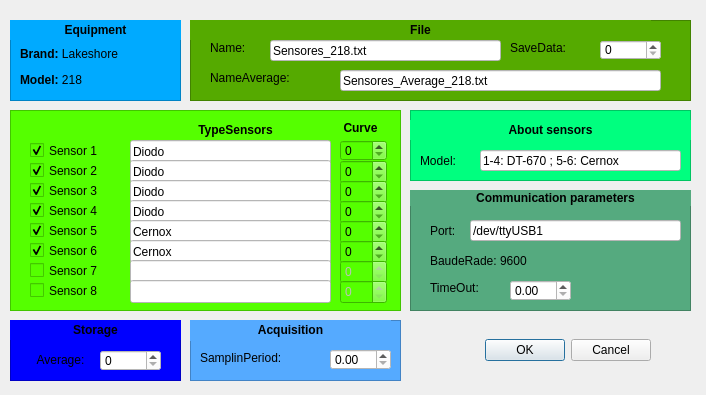
Before: the Qt Designer form MonTemp/segunda.ui in Julian-RC/Inter-Mon-Temp, drawn with Qt 5.
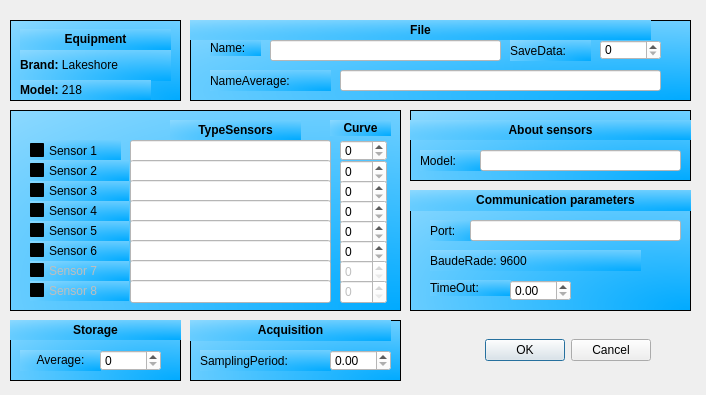
After: the same form once the commit is applied.

What changed in the file:
```diff
--- a/MonTemp/segunda.ui
+++ b/MonTemp/segunda.ui
@@ -39,7 +39,7 @@
     </rect>
    </property>
    <property name="styleSheet">
-    <string notr="true">background-color: rgb(0, 170, 255);
+    <string notr="true">background-color: qradialgradient(spread:pad, cx:0.531, cy:0.664773, radius:2, fx:1, fy:1, stop:0 rgba(0, 170, 255, 255), stop:1 rgba(255, 255, 255, 255));
 font: 12pt &quot;Sans Serif&quot;;</string>
    </property>
    <property name="frameShape">
@@ -52,11 +52,14 @@
     <property name="geometry">
      <rect>
       <x>10</x>
-      <y>19</y>
+      <y>30</y>
       <width>151</width>
       <height>31</height>
      </rect>
     </property>
+    <property name="styleSheet">
+     <string notr="true">background-color: a(0);</string>
+    </property>
     <property name="text">
      <string>&lt;html&gt;&lt;head/&gt;&lt;body&gt;&lt;p&gt;&lt;span style=&quot; font-weight:600;&quot;&gt;Brand:&lt;/span&gt; Lakeshore&lt;/p&gt;&lt;/body&gt;&lt;/html&gt;</string>
     </property>
@@ -65,11 +68,14 @@
     <property name="geometry">
      <rect>
       <x>10</x>
-      <y>50</y>
+      <y>60</y>
       <width>131</width>
       <height>20</height>
      </rect>
     </property>
+    <property name="styleSheet">
+     <string notr="true">background-color: a(0);</string>
+    </property>
     <property name="text">
      <string>&lt;html&gt;&lt;head/&gt;&lt;body&gt;&lt;p&gt;&lt;span style=&quot; font-weight:600;&quot;&gt;Model: &lt;/span&gt;218&lt;/p&gt;&lt;/body&gt;&lt;/html&gt;</string>
     </property>
@@ -77,12 +83,15 @@
    <widget class="QLabel" name="label_3">
     <property name="geometry">
      <rect>
-      <x>0</x>
-      <y>0</y>
-      <width>171</width>
-      <height>20</height>
+      <x>10</x>
+      <y>9</y>
+      <width>151</width>
+      <height>21</height>
      </rect>
     </property>
+    <property name="styleSheet">
+     <string notr="true">background-color: a(0);</string>
+    </property>
     <property name="text">
      <string>&lt;html&gt;&lt;head/&gt;&lt;body&gt;&lt;p align=&quot;center&quot;&gt;&lt;span style=&quot; font-weight:600;&quot;&gt;Equipment&lt;/span&gt;&lt;/p&gt;&lt;/body&gt;&lt;/html&gt;</string>
     </property>
@@ -101,7 +110,7 @@
     </rect>
    </property>
    <property name="styleSheet">
-    <string notr="true">background-color: rgb(85, 255, 0);
+    <string notr="true">background-color: qradialgradient(spread:pad, cx:0.531, cy:0.664773, radius:2, fx:1, fy:1, stop:0 rgba(0, 170, 255, 255), stop:1 rgba(255, 255, 255, 255));
 font: 12pt &quot;Sans Serif&quot;;</string>
    </property>
    <property name="frameShape">
@@ -110,7 +119,7 @@
    <property name="frameShadow">
     <enum>QFrame::Raised</enum>
    </property>
-   <widget class="QCheckBox" name="sensor1">
+   <widget class="QCheckBox" name="sensor1_on">
     <property name="geometry">
      <rect>
       <x>20</x>
@@ -119,6 +128,9 @@
       <height>21</height>
      </rect>
     </property>
+    <property name="styleSheet">
+     <string notr="true">background-color: a(0);</string>
+    </property>
     <property name="text">
      <string>Sensor 1</string>
     </property>
@@ -126,7 +138,7 @@
      <bool>true</bool>
     </property>
    </widget>
-   <widget class="QCheckBox" name="sensor2">
+   <widget class="QCheckBox" name="sensor2_on">
     <property name="geometry">
      <rect>
       <x>20</x>
@@ -135,6 +147,9 @@
       <height>21</height>
      </rect>
     </property>
+    <property name="styleSheet">
+     <string notr="true">background-color: a(0);</string>
+    </property>
     <property name="text">
      <string>Sensor 2</string>
     </property>
@@ -142,7 +157,7 @@
      <bool>true</bool>
     </property>
    </widget>
-   <widget class="QCheckBox" name="sensor3">
+   <widget class="QCheckBox" name="sensor3_on">
     <property name="geometry">
      <rect>
       <x>20</x>
@@ -151,6 +166,9 @@
       <height>21</height>
      </rect>
     </property>
+    <property name="styleSheet">
+     <string notr="true">background-color: a(0);</string>
+    </property>
     <property name="text">
      <string>Sensor 3</string>
     </property>
@@ -158,7 +176,7 @@
      <bool>true</bool>
     </property>
    </widget>
-   <widget class="QCheckBox" name="sensor4">
+   <widget class="QCheckBox" name="sensor4_on">
     <property name="geometry">
      <rect>
       <x>20</x>
@@ -167,6 +185,9 @@
       <height>21</height>
      </rect>
     </property>
+    <property name="styleSheet">
+     <string notr="true">background-color: a(0);</string>
+    </property>
     <property name="text">
      <string>Sensor 4</string>
     </property>
@@ -174,7 +195,7 @@
      <bool>true</bool>
     </property>
    </widget>
-   <widget class="QCheckBox" name="sensor5">
+   <widget class="QCheckBox" name="sensor5_on">
     <property name="geometry">
      <rect>
       <x>20</x>
@@ -183,6 +204,9 @@
       <height>21</height>
      </rect>
     </property>
+    <property name="styleSheet">
+     <string notr="true">background-color: a(0);</string>
+    </property>
     <property name="text">
      <string>Sensor 5</string>
     </property>
@@ -190,7 +214,7 @@
      <bool>true</bool>
     </property>
    </widget>
-   <widget class="QCheckBox" name="sensor6">
+   <widget class="QCheckBox" name="sensor6_on">
     <property name="geometry">
      <rect>
       <x>20</x>
@@ -199,6 +223,9 @@
       <height>21</height>
      </rect>
     </property>
+    <property name="styleSheet">
+     <string notr="true">background-color: a(0);</string>
+    </property>
     <property name="text">
      <string>Sensor 6</string>
     </property>
@@ -215,11 +242,17 @@
       <height>20</height>
      </rect>
     </property>
+    <property name="styleSheet">
+     <string notr="true">background-color: a(0);</string>
+    </property>
     <property name="text">
      <string>&lt;html&gt;&lt;head/&gt;&lt;body&gt;&lt;p align=&quot;center&quot;&gt;&lt;span style=&quot; font-weight:600;&quot;&gt;TypeSensors&lt;/span&gt;&lt;/p&gt;&lt;/body&gt;&lt;/html&gt;</string>
     </property>
    </widget>
-   <widget class="QCheckBox" name="sensor7">
+   <widget class="QCheckBox" name="sensor7_on">
+    <property name="enabled">
+     <bool>false</bool>
+    </property>
     <property name="geometry">
      <rect>
       <x>20</x>
@@ -228,11 +261,17 @@
       <height>21</height>
      </rect>
     </property>
+    <property name="styleSheet">
+     <string notr="true">background-color: a(0);</string>
+    </property>
     <property name="text">
      <string>Sensor 7</string>
     </property>
    </widget>
-   <widget class="QCheckBox" name="sensor8">
+   <widget class="QCheckBox" name="sensor8_on">
+    <property name="enabled">
+     <bool>false</bool>
+    </property>
     <property name="geometry">
      <rect>
       <x>20</x>
@@ -241,6 +280,9 @@
       <height>21</height>
      </rect>
     </property>
+    <property name="styleSheet">
+     <string notr="true">background-color: a(0);</string>
+    </property>
     <property name="text">
      <string>Sensor 8</string>
     </property>
@@ -254,11 +296,14 @@
       <height>16</height>
      </rect>
     </property>
+    <property name="styleSheet">
+     <string notr="true">background-color: a(0);</string>
+    </property>
     <property name="text">
      <string>&lt;html&gt;&lt;head/&gt;&lt;body&gt;&lt;p align=&quot;center&quot;&gt;&lt;span style=&quot; font-weight:600;&quot;&gt;Curve&lt;/span&gt;&lt;/p&gt;&lt;/body&gt;&lt;/html&gt;</string>
     </property>
    </widget>
-   <widget class="QSpinBox" name="spinBox">
+   <widget class="QSpinBox" name="curve1">
     <property name="geometry">
      <rect>
       <x>330</x>
@@ -267,8 +312,11 @@
       <height>21</height>
      </rect>
     </property>
+    <property name="styleSheet">
+     <string notr="true">background-color: rgb(255, 255, 255);</string>
+    </property>
    </widget>
-   <widget class="QSpinBox" name="spinBox_2">
+   <widget class="QSpinBox" name="curve2">
     <property name="geometry">
      <rect>
       <x>330</x>
@@ -277,8 +325,11 @@
       <height>24</height>
      </rect>
     </property>
+    <property name="styleSheet">
+     <string notr="true">background-color: rgb(255, 255, 255);</string>
+    </property>
    </widget>
-   <widget class="QSpinBox" name="spinBox_3">
+   <widget class="QSpinBox" name="curve3">
     <property name="geometry">
      <rect>
       <x>330</x>
@@ -287,8 +338,11 @@
       <height>24</height>
      </rect>
     </property>
+    <property name="styleSheet">
+     <string notr="true">background-color: rgb(255, 255, 255);</string>
+    </property>
    </widget>
-   <widget class="QSpinBox" name="spinBox_4">
+   <widget class="QSpinBox" name="curve4">
     <property name="geometry">
      <rect>
       <x>330</x>
@@ -297,8 +351,11 @@
       <height>24</height>
      </rect>
     </property>
+    <property name="styleSheet">
+     <string notr="true">background-color: rgb(255, 255, 255);</string>
+    </property>
    </widget>
-   <widget class="QSpinBox" name="spinBox_5">
+   <widget class="QSpinBox" name="curve5">
     <property name="geometry">
      <rect>
       <x>330</x>
@@ -307,8 +364,11 @@
       <height>24</height>
      </rect>
     </property>
+    <property name="styleSheet">
+     <string notr="true">background-color: rgb(255, 255, 255);</string>
+    </property>
    </widget>
-   <widget class="QSpinBox" name="spinBox_6">
+   <widget class="QSpinBox" name="curve6">
     <property name="geometry">
      <rect>
       <x>330</x>
@@ -317,8 +377,11 @@
       <height>24</height>
      </rect>
     </property>
+    <property name="styleSheet">
+     <string notr="true">background-color: rgb(255, 255, 255);</string>
+    </property>
    </widget>
-   <widget class="QSpinBox" name="spinBox_7">
+   <widget class="QSpinBox" name="curve7">
     <property name="enabled">
      <bool>false</bool>
     </property>
@@ -330,8 +393,11 @@
       <height>24</height>
      </rect>
     </property>
+    <property name="styleSheet">
+     <string notr="true">background-color: rgb(255, 255, 255);</string>
+    </property>
    </widget>
-   <widget class="QSpinBox" name="spinBox_8">
+   <widget class="QSpinBox" name="curve8">
     <property name="enabled">
      <bool>false</bool>
     </property>
@@ -343,8 +409,11 @@
       <height>24</height>
      </rect>
     </property>
+    <property name="styleSheet">
+     <string notr="true">background-color: rgb(255, 255, 255);</string>
+    </property>
    </widget>
-   <widget class="QLineEdit" name="lineEdit">
+   <widget class="QLineEdit" name="sensor1">
     <property name="geometry">
      <rect>
       <x>120</x>
@@ -358,10 +427,10 @@
 font: 10pt &quot;Sans Serif&quot;;</string>
     </property>
     <property name="text">
-     <string>Diodo</string>
+     <string/>
     </property>
    </widget>
-   <widget class="QLineEdit" name="lineEdit_2">
+   <widget class="QLineEdit" name="sensor2">
     <property name="geometry">
      <rect>
       <x>120</x>
@@ -375,10 +444,10 @@
 font: 10pt &quot;Sans Serif&quot;;</string>
     </property>
     <property name="text">
-     <string>Diodo</string>
+     <string/>
     </property>
    </widget>
-   <widget class="QLineEdit" name="lineEdit_3">
+   <widget class="QLineEdit" name="sensor3">
     <property name="geometry">
      <rect>
       <x>120</x>
@@ -392,10 +461,10 @@
 font: 10pt &quot;Sans Serif&quot;;</string>
     </property>
     <property name="text">
-     <string>Diodo</string>
+     <string/>
     </property>
    </widget>
-   <widget class="QLineEdit" name="lineEdit_4">
+   <widget class="QLineEdit" name="sensor4">
     <property name="geometry">
      <rect>
       <x>120</x>
@@ -409,10 +478,10 @@
 font: 10pt &quot;Sans Serif&quot;;</string>
     </property>
     <property name="text">
-     <string>Diodo</string>
+     <string/>
     </property>
    </widget>
-   <widget class="QLineEdit" name="lineEdit_5">
+   <widget class="QLineEdit" name="sensor5">
     <property name="geometry">
      <rect>
       <x>120</x>
@@ -427,10 +496,10 @@
 </string>
     </property>
     <property name="text">
-     <string>Cernox</string>
+     <string/>
     </property>
    </widget>
-   <widget class="QLineEdit" name="lineEdit_6">
+   <widget class="QLineEdit" name="sensor6">
     <property name="geometry">
      <rect>
       <x>120</x>
@@ -444,10 +513,10 @@
 font: 10pt &quot;Sans Serif&quot;;</string>
     </property>
     <property name="text">
-     <string>Cernox</string>
+     <string/>
     </property>
    </widget>
-   <widget class="QLineEdit" name="lineEdit_7">
+   <widget class="QLineEdit" name="sensor7">
     <property name="enabled">
      <bool>false</bool>
     </property>
@@ -464,7 +533,7 @@
 font: 10pt &quot;Sans Serif&quot;;</string>
     </property>
    </widget>
-   <widget class="QLineEdit" name="lineEdit_8">
+   <widget class="QLineEdit" name="sensor8">
     <property name="enabled">
      <bool>false</bool>
     </property>
@@ -481,32 +550,32 @@
 font: 10pt &quot;Sans Serif&quot;;</string>
     </property>
    </widget>
-   <zorder>sensor1</zorder>
-   <zorder>sensor8</zorder>
-   <zorder>sensor7</zorder>
-   <zorder>sensor6</zorder>
-   <zorder>sensor5</zorder>
-   <zorder>sensor4</zorder>
-   <zorder>sensor3</zorder>
-   <zorder>sensor2</zorder>
+   <zorder>sensor1_on</zorder>
+   <zorder>sensor8_on</zorder>
+   <zorder>sensor7_on</zorder>
+   <zorder>sensor6_on</zorder>
+   <zorder>sensor5_on</zorder>
+   <zorder>sensor4_on</zorder>
+   <zorder>sensor3_on</zorder>
+   <zorder>sensor2_on</zorder>
    <zorder>label_4</zorder>
    <zorder>label_13</zorder>
-   <zorder>spinBox</zorder>
-   <zorder>spinBox_2</zorder>
-   <zorder>spinBox_3</zorder>
-   <zorder>spinBox_4</zorder>
-   <zorder>spinBox_5</zorder>
-   <zorder>spinBox_6</zorder>
-   <zorder>spinBox_7</zorder>
-   <zorder>spinBox_8</zorder>
-   <zorder>lineEdit</zorder>
-   <zorder>lineEdit_2</zorder>
-   <zorder>lineEdit_3</zorder>
-   <zorder>lineEdit_4</zorder>
-   <zorder>lineEdit_5</zorder>
-   <zorder>lineEdit_6</zorder>
-   <zorder>lineEdit_7</zorder>
-   <zorder>lineEdit_8</zorder>
+   <zorder>curve1</zorder>
+   <zorder>curve2</zorder>
+   <zorder>curve3</zorder>
+   <zorder>curve4</zorder>
+   <zorder>curve5</zorder>
+   <zorder>curve6</zorder>
+   <zorder>curve7</zorder>
+   <zorder>curve8</zorder>
+   <zorder>sensor1</zorder>
+   <zorder>sensor2</zorder>
+   <zorder>sensor3</zorder>
+   <zorder>sensor4</zorder>
+   <zorder>sensor5</zorder>
+   <zorder>sensor6</zorder>
+   <zorder>sensor7</zorder>
+   <zorder>sensor8</zorder>
   </widget>
   <widget class="QFrame" name="frame_3">
    <property name="geometry">
@@ -518,7 +587,7 @@
     </rect>
    </property>
    <property name="styleSheet">
-    <string notr="true">background-color: rgb(85, 170, 0);
+    <string notr="true">background-color: qradialgradient(spread:pad, cx:0.531, cy:0.664773, radius:2, fx:1, fy:1, stop:0 rgba(0, 170, 255, 255), stop:1 rgba(255, 255, 255, 255));
 font: 12pt &quot;Sans Serif&quot;;</string>
    </property>
    <property name="frameShape">
@@ -536,6 +605,9 @@
       <height>20</height>
      </rect>
     </property>
+    <property name="styleSheet">
+     <string notr="true">background-color: a(0);</string>
+    </property>
     <property name="text">
      <string>&lt;html&gt;&lt;head/&gt;&lt;body&gt;&lt;p align=&quot;center&quot;&gt;&lt;span style=&quot; font-weight:600;&quot;&gt;File&lt;/span&gt;&lt;/p&gt;&lt;/body&gt;&lt;/html&gt;</string>
     </property>
@@ -549,6 +621,9 @@
       <height>16</height>
      </rect>
     </property>
+    <property name="styleSheet">
+     <string notr="true">background-color: a(0);</string>
+    </property>
     <property name="text">
      <string>Name:</string>
     </property>
@@ -559,9 +634,12 @@
       <x>320</x>
       <y>20</y>
       <width>81</width>
-      <height>16</height>
+      <height>21</height>
      </rect>
     </property>
+    <property name="styleSheet">
+     <string notr="true">background-color: a(0);</string>
+    </property>
     <property name="text">
      <string>SaveData:</string>
     </property>
@@ -579,7 +657,7 @@
      <string notr="true">background-color: rgb(255, 255, 255);</string>
     </property>
     <property name="text">
-     <string>Sensores_218.txt</string>
+     <string/>
     </property>
    </widget>
    <widget class="QSpinBox" name="savedata">
@@ -602,14 +680,17 @@
       <x>20</x>
       <y>50</y>
       <width>121</width>
-      <height>16</height>
+      <height>21</height>
      </rect>
     </property>
+    <property name="styleSheet">
+     <string notr="true">background-color: a(0);</string>
+    </property>
     <property name="text">
      <string>NameAverage:</string>
     </property>
    </widget>
-   <widget class="QLineEdit" name="name_2">
+   <widget class="QLineEdit" name="nameaverage">
     <property name="geometry">
      <rect>
       <x>150</x>
@@ -622,7 +703,7 @@
      <string notr="true">background-color: rgb(255, 255, 255);</string>
     </property>
     <property name="text">
-     <string>Sensores_Average_218.txt</string>
+     <string/>
     </property>
    </widget>
   </widget>
@@ -636,7 +717,7 @@
     </rect>
    </property>
    <property name="styleSheet">
-    <string notr="true">background-color: rgb(85, 170, 127);
+    <string notr="true">background-color: qradialgradient(spread:pad, cx:0.531, cy:0.664773, radius:2, fx:1, fy:1, stop:0 rgba(0, 170, 255, 255), stop:1 rgba(255, 255, 255, 255));
 font: 12pt &quot;Sans Serif&quot;;</string>
    </property>
    <property name="frameShape">
@@ -651,9 +732,12 @@
       <x>0</x>
       <y>0</y>
       <width>291</width>
-      <height>16</height>
+      <height>21</height>
      </rect>
     </property>
+    <property name="styleSheet">
+     <string notr="true">background-color: a(0);</string>
+    </property>
     <property name="text">
      <string>&lt;html&gt;&lt;head/&gt;&lt;body&gt;&lt;p align=&quot;center&quot;&gt;&lt;span style=&quot; font-weight:600;&quot;&gt;Communication parameters&lt;/span&gt;&lt;/p&gt;&lt;/body&gt;&lt;/html&gt;</string>
     </property>
@@ -667,6 +751,9 @@
       <height>21</height>
      </rect>
     </property>
+    <property name="styleSheet">
+     <string notr="true">background-color: a(0);</string>
+    </property>
     <property name="text">
      <string>Port:</string>
     </property>
@@ -680,6 +767,9 @@
       <height>21</height>
      </rect>
     </property>
+    <property name="styleSheet">
+     <string notr="true">background-color: a(0);</string>
+    </property>
     <property name="text">
      <string>BaudeRade: 9600</string>
     </property>
@@ -693,6 +783,9 @@
       <height>16</height>
      </rect>
     </property>
+    <property name="styleSheet">
+     <string notr="true">background-color: a(0);</string>
+    </property>
     <property name="text">
      <string>TimeOut:</string>
     </property>
@@ -710,7 +803,7 @@
      <string notr="true">background-color: rgb(255, 255, 255);</string>
     </property>
     <property name="text">
-     <string>/dev/ttyUSB1</string>
+     <string/>
     </property>
    </widget>
    <widget class="QDoubleSpinBox" name="timeOut">
@@ -737,7 +830,7 @@
     </rect>
    </property>
    <property name="styleSheet">
-    <string notr="true">background-color: rgb(85, 170, 255);
+    <string notr="true">background-color: qradialgradient(spread:pad, cx:0.531, cy:0.664773, radius:2, fx:1, fy:1, stop:0 rgba(0, 170, 255, 255), stop:1 rgba(255, 255, 255, 255));
 font: 12pt &quot;Sans Serif&quot;;</string>
    </property>
    <property name="frameShape">
@@ -755,6 +848,9 @@
       <height>21</height>
      </rect>
     </property>
+    <property name="styleSheet">
+     <string notr="true">background-color: a(0);</string>
+    </property>
     <property name="text">
      <string>&lt;html&gt;&lt;head/&gt;&lt;body&gt;&lt;p align=&quot;center&quot;&gt;&lt;span style=&quot; font-weight:600;&quot;&gt;Acquisition&lt;/span&gt;&lt;/p&gt;&lt;/body&gt;&lt;/html&gt;</string>
     </property>
@@ -764,19 +860,22 @@
      <rect>
       <x>10</x>
       <y>30</y>
-      <width>121</width>
-      <height>16</height>
+      <width>131</width>
+      <height>21</height>
      </rect>
     </property>
+    <property name="styleSheet">
+     <string notr="true">background-color: a(0);</string>
+    </property>
     <property name="text">
-     <string>SamplinPeriod:</string>
+     <string>SamplingPeriod:</string>
     </property>
    </widget>
    <widget class="QDoubleSpinBox" name="samplinperiod">
     <property name="geometry">
      <rect>
       <x>140</x>
-      <y>29</y>
+      <y>30</y>
       <width>61</width>
       <height>21</height>
      </rect>
@@ -796,7 +895,7 @@
     </rect>
    </property>
    <property name="styleSheet">
-    <string notr="true">background-color: rgb(0, 0, 255);
+    <string notr="true">background-color: qradialgradient(spread:pad, cx:0.531, cy:0.664773, radius:2, fx:1, fy:1, stop:0 rgba(0, 170, 255, 255), stop:1 rgba(255, 255, 255, 255));
 font: 12pt &quot;Sans Serif&quot;;</string>
    </property>
    <property name="frameShape">
@@ -814,6 +913,9 @@
       <height>20</height>
      </rect>
     </property>
+    <property name="styleSheet">
+     <string notr="true">background-color: a(0);</string>
+    </property>
     <property name="text">
      <string>&lt;html&gt;&lt;head/&gt;&lt;body&gt;&lt;p align=&quot;center&quot;&gt;&lt;span style=&quot; font-weight:600;&quot;&gt;Storage&lt;/span&gt;&lt;/p&gt;&lt;/body&gt;&lt;/html&gt;</string>
     </property>
@@ -827,6 +929,9 @@
       <height>21</height>
      </rect>
     </property>
+    <property name="styleSheet">
+     <string notr="true">background-color: a(0);</string>
+    </property>
     <property name="text">
      <string>&lt;html&gt;&lt;head/&gt;&lt;body&gt;&lt;p align=&quot;center&quot;&gt;Average:&lt;/p&gt;&lt;/body&gt;&lt;/html&gt;</string>
     </property>
@@ -855,7 +960,7 @@
     </rect>
    </property>
    <property name="styleSheet">
-    <string notr="true">background-color: rgb(0, 255, 127);
+    <string notr="true">background-color: qradialgradient(spread:pad, cx:0.531, cy:0.664773, radius:2, fx:1, fy:1, stop:0 rgba(0, 170, 255, 255), stop:1 rgba(255, 255, 255, 255));
 font: 12pt &quot;Sans Serif&quot;;</string>
    </property>
    <property name="frameShape">
@@ -873,6 +978,9 @@
       <height>21</height>
      </rect>
     </property>
+    <property name="styleSheet">
+     <string notr="true">background-color: a(0);</string>
+    </property>
     <property name="text">
      <string>Model:</string>
     </property>
@@ -886,11 +994,14 @@
       <height>20</height>
      </rect>
     </property>
+    <property name="styleSheet">
+     <string notr="true">background-color: a(0);</string>
+    </property>
     <property name="text">
      <string>&lt;html&gt;&lt;head/&gt;&lt;body&gt;&lt;p align=&quot;center&quot;&gt;&lt;span style=&quot; font-weight:600;&quot;&gt;About sensors&lt;/span&gt;&lt;/p&gt;&lt;/body&gt;&lt;/html&gt;</string>
     </property>
    </widget>
-   <widget class="QLineEdit" name="port_2">
+   <widget class="QLineEdit" name="model">
     <property name="geometry">
      <rect>
       <x>70</x>
@@ -904,7 +1015,7 @@
 font: 10pt &quot;Sans Serif&quot;;</string>
     </property>
     <property name="text">
-     <string>1-4: DT-670 ; 5-6: Cernox</string>
+     <string/>
     </property>
    </widget>
   </widget>
```
